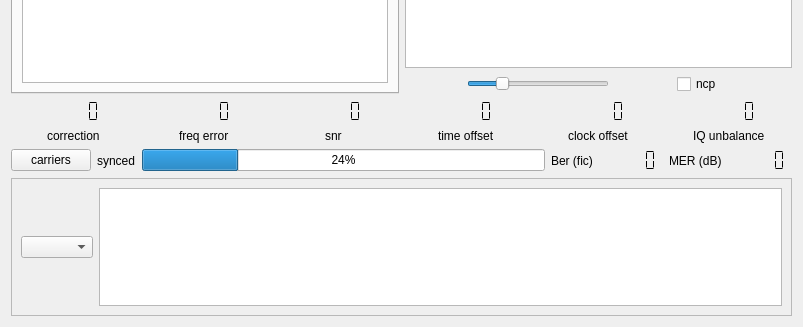
The window that sources/main/forms-v7/scopewidget.ui (JvanKatwijk/qt-dab) describes before a commit, drawn with Qt 5; both pictures show x 0 to 803 and y 174 to 501 of the 803 by 501 pixel window.
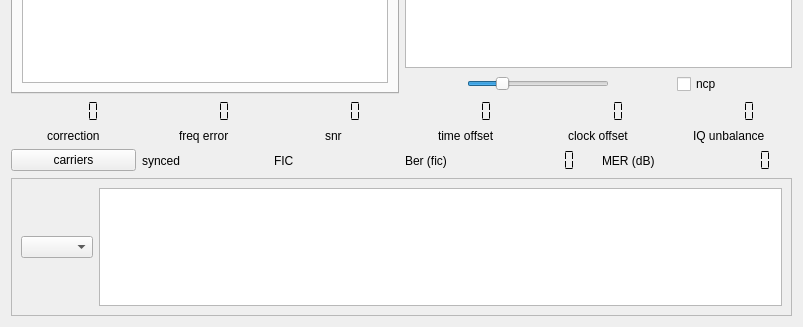
The same window after the commit. Custom widgets are drawn as their Qt base class.

```diff
--- a/sources/main/forms-v7/scopewidget.ui
+++ b/sources/main/forms-v7/scopewidget.ui
@@ -443,12 +443,9 @@
         </widget>
        </item>
        <item>
-        <widget class="QProgressBar" name="ficError_display">
-         <property name="toolTip">
-          <string>&lt;html&gt;&lt;head/&gt;&lt;body&gt;&lt;p&gt;The FIC quality, The FIC data contains structural information on the payload. Usually if the quality is less than 100 percent, decoding the payload will not succeed.&lt;/p&gt;&lt;/body&gt;&lt;/html&gt;</string>
-         </property>
-         <property name="value">
-          <number>24</number>
+        <widget class="QLabel" name="FIC_label">
+         <property name="text">
+          <string>FIC</string>
          </property>
         </widget>
        </item>
```
